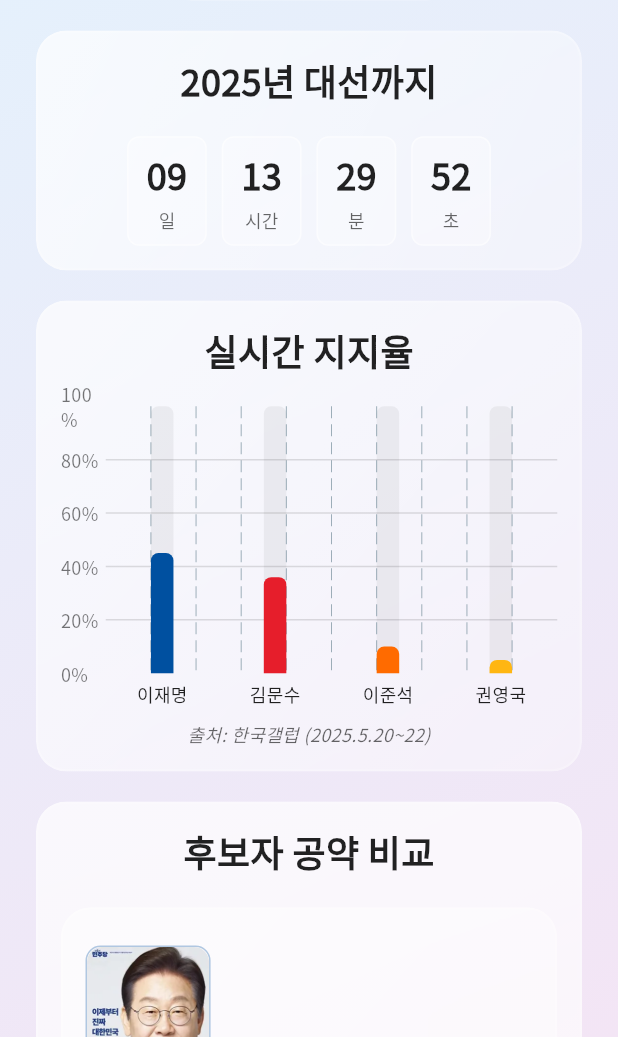
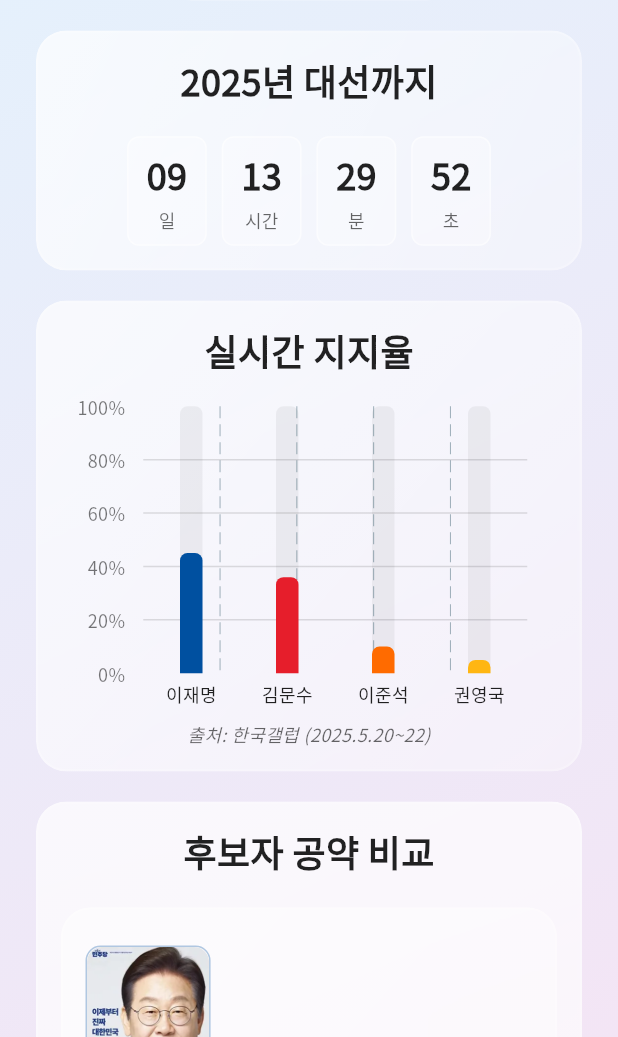
Before and after one commit to jangjia01234/ez-vote-kr, a Flutter app: the screen it shows after launch, on a phone screen of 412 x 824 dp, the part 199-1236 px from its top. Run offline on Flutter 3.47's test engine with Material 3 defaults, Android fonts, the light colour scheme and no system bars; drawn by our look-alikes of fl_chart; our stand-ins replace google_fonts.

Commit message:
fix: 지지율 차트 Y축 레이블 잘림 현상 수정

```diff
--- a/lib/screens/home_page.dart
+++ b/lib/screens/home_page.dart
@@ -284,6 +284,8 @@ class _HomePageState extends State<HomePage> {
           const SizedBox(height: 20),
           SizedBox(
             height: 200,
+            child: Padding(
+              padding: const EdgeInsets.only(right: 20),
               child: BarChart(
                 BarChartData(
                   alignment: BarChartAlignment.spaceAround,
@@ -333,13 +335,18 @@ class _HomePageState extends State<HomePage> {
                     leftTitles: AxisTitles(
                       sideTitles: SideTitles(
                         showTitles: true,
-                      reservedSize: 30,
+                        reservedSize: 55,
+                        interval: 20,
                         getTitlesWidget: (value, meta) {
-                        return Text(
+                          return SideTitleWidget(
+                            axisSide: meta.axisSide,
+                            space: 12,
+                            child: Text(
                               '${value.toInt()}%',
                               style: const TextStyle(
                                 fontSize: 12,
                                 color: Colors.black54,
+                              ),
                             ),
                           );
                         },
@@ -364,6 +371,7 @@ class _HomePageState extends State<HomePage> {
                     },
                   ),
                   borderData: FlBorderData(show: false),
+                ),
               ),
             ),
           ),
```
Lines whose indentation alone changed are shown as unchanged.
